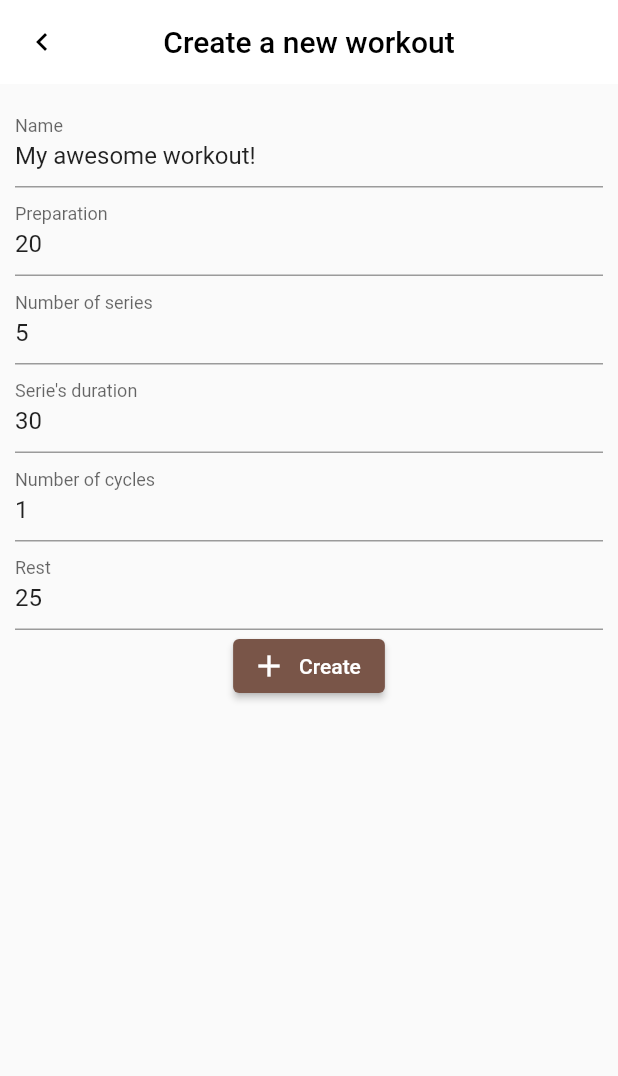
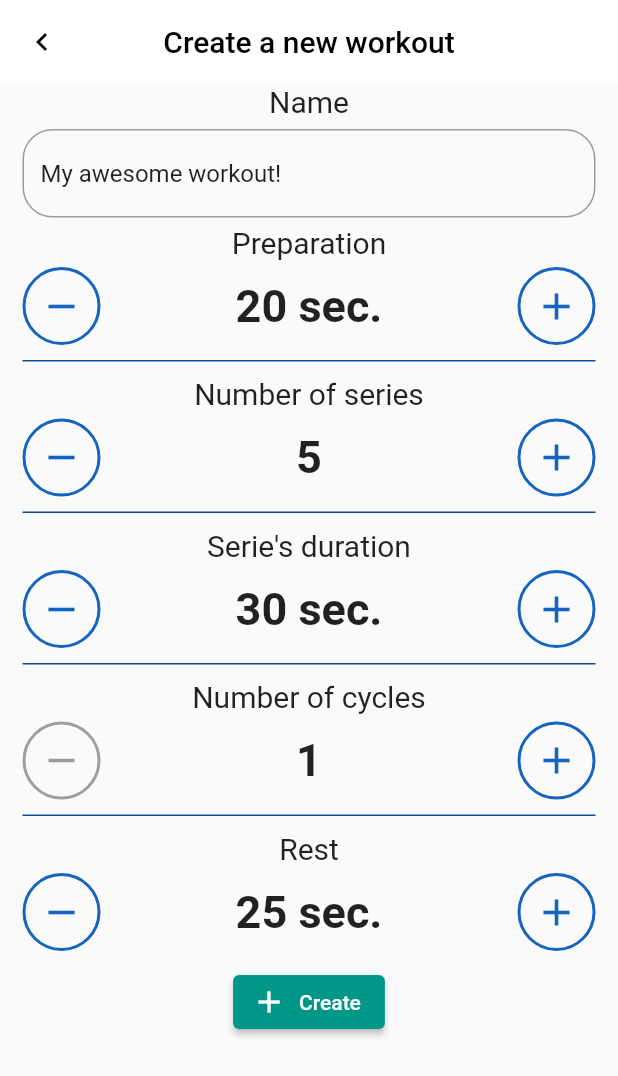
Before and after one commit to BenoitPingris/tabatapp, a Flutter app: the CreateScreen screen opened by its route, on a phone screen of 412 x 824 dp. Shown: the top 1076 px of the screen. Run offline on Flutter 3.47's test engine with Material 2 defaults, Android fonts, the light colour scheme and no system bars; our stand-ins replace flutter_riverpod, flutter_translate, shared_preferences, sqflite; accounts and stored records are empty.

Commit message:
create page: new input number lol

```diff
--- a/assets/i18n/en.json
+++ b/assets/i18n/en.json
@@ -13,7 +13,7 @@
   "placeholder name": "My awesome workout!",
   "create new workout": "Create a new workout",
   "workout created": "{name} has been created!",
-  "no workout created": "You don't have any workouts created!",
+  "no workouts created": "You don't have any workouts created!",
   "delete": "Delete",
   "play": "Play",
   "pause": "Pause",
@@ -22,5 +22,6 @@
   "sure to delete": "Are you sure you want to delete this workout?",
   "close": "Close",
   "workout finished": "Workout finished!",
-  "exercise": "Exercise"
+  "exercise": "Exercise",
+  "more info": "More info"
 }
--- a/assets/i18n/fr.json
+++ b/assets/i18n/fr.json
@@ -22,5 +22,6 @@
   "sure to delete": "Etes-vous sûr de vouloir supprimer cet entraînement ?",
   "close": "Fermer",
   "workout finished": "Entraînements fini !",
-  "exercise": "Exercice"
+  "exercise": "Exercice",
+  "more info": "Plus d'informations"
 }
--- a/lib/main.dart
+++ b/lib/main.dart
@@ -36,7 +36,7 @@ class MyApp extends StatelessWidget {
         '/stats': (context) => StatsScreen(),
       },
       theme: ThemeData(
-        primarySwatch: Colors.brown,
+        primarySwatch: Colors.teal,
       ),
       debugShowCheckedModeBanner: false,
     );
--- a/lib/screens/create.dart
+++ b/lib/screens/create.dart
@@ -3,6 +3,7 @@ import 'package:flutter_riverpod/flutter_riverpod.dart';
 import 'package:flutter_translate/global.dart';
 import 'package:tabatapp/models/workout.dart';
 import 'package:tabatapp/widgets/appbar.dart';
+import 'package:tabatapp/widgets/create/number_input.dart';
 
 class CreateScreen extends StatefulWidget {
   @override
@@ -48,15 +49,27 @@ class CreateScreenState extends State<CreateScreen> {
         body: Consumer(
           builder: (ctx, watch, _) {
             return Padding(
-                padding: EdgeInsets.all(10),
+                padding: EdgeInsets.symmetric(horizontal: 15),
                 child: Form(
                   key: _formKey,
                   child: SingleChildScrollView(
                     child: Column(
                       children: [
+                        Text(
+                          translate('name'),
+                          style: TextStyle(
+                            fontSize: 20,
+                          ),
+                        ),
+                        SizedBox(
+                          height: 7,
+                        ),
                         TextFormField(
-                          decoration:
-                              InputDecoration(labelText: translate('name')),
+                          decoration: InputDecoration(
+                            border: OutlineInputBorder(
+                              borderRadius: BorderRadius.circular(20),
+                            ),
+                          ),
                           initialValue: name,
                           validator: (v) {
                             if (v.isEmpty) {
@@ -68,22 +81,66 @@ class CreateScreenState extends State<CreateScreen> {
                             name = v;
                           },
                         ),
-                        _buildField(translate('preparation'), prepare, (v) {
-                          prepare = v;
-                        }),
-                        _buildField(translate('number series'), nbSeries, (v) {
-                          nbSeries = v;
-                        }),
-                        _buildField(translate('serie duration'), serieDuration,
-                            (v) {
-                          serieDuration = v;
-                        }),
-                        _buildField(translate('number cycles'), nbCycles, (v) {
-                          nbCycles = v;
-                        }),
-                        _buildField(translate('rest'), rest, (v) {
-                          rest = v;
-                        }),
+                        SizedBox(
+                          height: 5,
+                        ),
+                        NumberInput(
+                          label: translate('preparation'),
+                          value: '$prepare sec.',
+                          enable: [prepare > 1, true],
+                          notify: (i) {
+                            if (prepare + i > 0)
+                              setState(() {
+                                prepare += i;
+                              });
+                          },
+                        ),
+                        NumberInput(
+                          label: translate('number series'),
+                          value: '$nbSeries',
+                          enable: [nbSeries > 1, true],
+                          notify: (i) {
+                            if (nbSeries + i > 0)
+                              setState(() {
+                                nbSeries += i;
+                              });
+                          },
+                        ),
+                        NumberInput(
+                          label: translate('serie duration'),
+                          value: '$serieDuration sec.',
+                          enable: [serieDuration > 1, true],
+                          notify: (i) {
+                            if (serieDuration + i > 0)
+                              setState(() {
+                                serieDuration += i;
+                              });
+                          },
+                        ),
+                        NumberInput(
+                          label: translate('number cycles'),
+                          value: '$nbCycles',
+                          enable: [nbCycles > 1, true],
+                          notify: (i) {
+                            if (nbCycles + i > 0)
+                              setState(() {
+                                nbCycles += i;
+                              });
+                          },
+                        ),
+                        NumberInput(
+                          label: translate('rest'),
+                          value: '$rest sec.',
+                          enable: [rest > 1, true],
+                          separator: false,
+                          notify: (i) {
+                            if (rest + i > 0)
+                              setState(() {
+                                rest += i;
+                              });
+                          },
+                        ),
+                        SizedBox(height: 10),
                         ElevatedButton.icon(
                           onPressed: () async {
                             if (_formKey.currentState.validate()) {
--- a/lib/screens/workout.dart
+++ b/lib/screens/workout.dart
@@ -93,7 +93,7 @@ class _WorkoutScreenState extends State<WorkoutScreen>
         title: widget.workout.name,
       ),
       body: Padding(
-        padding: const EdgeInsets.all(8.0),
+        padding: const EdgeInsets.all(15.0),
         child: Column(
           crossAxisAlignment: CrossAxisAlignment.start,
           children: [
--- a/lib/screens/workouts.dart
+++ b/lib/screens/workouts.dart
@@ -33,7 +33,7 @@ class _WorkoutsScreenState extends State<WorkoutsScreen> {
         title: translate('workouts'),
       ),
       body: Padding(
-        padding: const EdgeInsets.symmetric(horizontal: 10),
+        padding: const EdgeInsets.symmetric(horizontal: 15),
         child: Builder(builder: (_) {
           if (workouts.isEmpty) {
             return Center(
@@ -43,7 +43,7 @@ class _WorkoutsScreenState extends State<WorkoutsScreen> {
                 Image(image: AssetImage('assets/empty.png')),
                 Container(
                   child: Text(
-                    translate('no workout created'),
+                    translate('no workouts created'),
                     style: Theme.of(context).textTheme.subtitle1,
                   ),
                 ),
--- /dev/null
+++ b/lib/widgets/create/number_input.dart
@@ -0,0 +1,92 @@
+import 'package:flutter/material.dart';
+
+var blue = Colors.blue[800];
+var disabled = Colors.grey;
+
+class RoundedIcon extends StatelessWidget {
+  final Function onPressed;
+  final IconData icon;
+  final bool enable;
+
+  const RoundedIcon({Key key, this.onPressed, this.icon, this.enable = true})
+      : super(key: key);
+
+  @override
+  Widget build(BuildContext context) {
+    // TODO: implement build
+    return Container(
+        decoration: BoxDecoration(
+            shape: BoxShape.circle,
+            border: Border.all(color: enable ? blue : disabled, width: 2.0)),
+        child: IconButton(
+            iconSize: 30,
+            color: blue,
+            icon: Icon(icon),
+            onPressed: enable ? onPressed : null));
+  }
+}
+
+class NumberInput extends StatelessWidget {
+  final String value;
+  final String label;
+  final Function(int) notify;
+  final List<bool> enable;
+  final bool separator;
+
+  const NumberInput(
+      {Key key,
+      @required this.value,
+      this.notify,
+      this.label,
+      this.separator = true,
+      this.enable = const [true, true]})
+      : super(key: key);
+  @override
+  Widget build(BuildContext context) {
+    return Column(
+      children: [
+        Text(
+          label,
+          style: TextStyle(fontSize: 20),
+        ),
+        SizedBox(
+          height: 5,
+        ),
+        Row(
+          children: [
+            RoundedIcon(
+                enable: enable[0],
+                onPressed: () {
+                  notify(-1);
+                },
+                icon: Icons.remove),
+            Expanded(
+              child: Container(
+                  alignment: AlignmentDirectional.center,
+                  child: Text(
+                    value,
+                    style: Theme.of(context)
+                        .textTheme
+                        .headline5
+                        .copyWith(fontWeight: FontWeight.w700, fontSize: 30),
+                  )),
+            ),
+            RoundedIcon(
+                enable: enable[1],
+                onPressed: () {
+                  notify(1);
+                },
+                icon: Icons.add),
+          ],
+        ),
+        if (separator)
+          Container(
+            width: double.infinity,
+            height: 1,
+            margin: EdgeInsets.symmetric(vertical: 10),
+            color: Colors.blue[900],
+          )
+      ],
+    );
+  }
+}
```
Also changed, not shown: lib/screens/menu.dart (+11 -1 lines).
